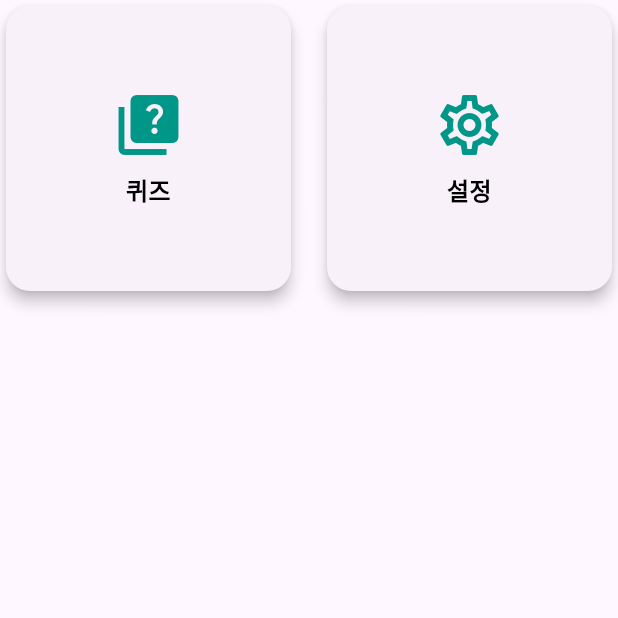
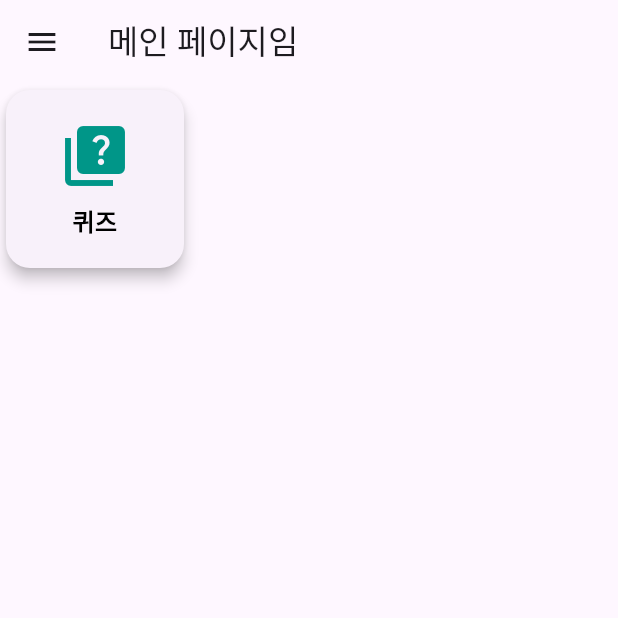
Before and after one commit to PLNumber/Eve, a Flutter app: the screen it shows after launch, on a phone screen of 412 x 824 dp, the top half of it. Run offline on Flutter 3.47's test engine with Material 3 defaults, Android fonts, the phone set to English and light mode, and no system bars; our stand-ins replace flutter_dotenv.

Commit message:
본격적 싲각

```diff
--- /dev/null
+++ b/lib/Functions/Quiz/finishQuiz.dart
@@ -0,0 +1,7 @@
+/*
+ afterQuiz란
+
+ 1. 문제를 넘길 시 , 복습을 유도하기 위해서 반복출제를 유도한다. (어캐 할지는 모르겠으나 몇문제뒤? 몇분뒤?> 이렇게?)
+ 2. 통계를 입력
+ 3. 다음 문제를 넘기거나 종료를 할 수 있게 함
+* */
--- /dev/null
+++ b/lib/Functions/Quiz/solveQuiz.dart
@@ -0,0 +1,9 @@
+/*
+solveQuiz란
+
+답안을 제출 시 (단답식)
+1. 해당하는 문제의 답이 맞는지 확인을 한다.
+2. 데이터베이스의 답과 현재의 답을 매칭하여 확인한다.
+3. 만약 불일치 할 경우 해당하는 단어가 문맥상 맞는지 확인하기 위해서 API를 사용해 확인을 한다.
+
+* */
--- /dev/null
+++ b/lib/Functions/Quiz/startQuiz.dart
@@ -0,0 +1,8 @@
+/*
+startQuiz.dart란
+
+퀴즈를 시작하고 문제를 데이터베이스에서 먼저 찾음
+있을 경우 데이터베이스에 있는 문제를 가져온다.
+없을 경우 API를 이용하여 새로운 문제를 생성하고 데이터베이스에 저장을 한다.
+그리고 문제를 제공하고 표시를 해준다.
+*/
--- a/lib/Pages/quizPage.dart
+++ b/lib/Pages/quizPage.dart
@@ -1,5 +1,4 @@
 import 'package:flutter/material.dart';
-
 
 //퀴즈 페이지
 
@@ -18,11 +17,12 @@ class _QuizPageState extends State<QuizPage> {
   @override
   Widget build(BuildContext context) {
     return Scaffold(
-      // appBar: AppBar(
-      //   title: Text('문해력 퀴즈'),
-      //   centerTitle: true,
-      //   backgroundColor: Colors.teal,
-      // ),
+      appBar: AppBar(
+        title: Text('퀴즈페이지임'),
+        centerTitle: true,
+        backgroundColor: Colors.teal,
+      ),
+
       body: Center(child: CircularProgressIndicator()),
     );
   }
--- a/lib/main.dart
+++ b/lib/main.dart
@@ -1,4 +1,5 @@
 import 'package:eve/Pages/quizPage.dart';
+import 'package:flutter_dotenv/flutter_dotenv.dart';
 import 'package:eve/Widgets/featureCard.dart';
 import 'package:flutter/material.dart';
 import 'package:flutter/services.dart';
@@ -8,7 +9,9 @@ import 'Pages/optionPage.dart';
 
 //메인 페이지
 
-void main() {
+void main() async{
+
+  await dotenv.load(fileName: 'assets/config/.env');
   runApp(const MyApp());
 }
 
@@ -66,23 +69,36 @@ class _MainPage extends State<MainPage> {
       },
 
       child: Scaffold(
-        // appBar: AppBar(
-        //   title: Text("MainScreen"),
-        // ),
+
+        appBar: AppBar(
+          title: Text("메인 페이지임"),
+          leading: Builder(
+            builder: (context) {
+              return IconButton(
+                icon: const Icon(Icons.menu),
+                onPressed: () {
+                  Navigator.push(
+                      context,
+                      MaterialPageRoute(builder: (context) => OptionPage())
+                  );
+                }
+              );
+            }
+          ),
+        ),
 
         body: SingleChildScrollView(
           child: Column(
             crossAxisAlignment: CrossAxisAlignment.start,
             children: [
               GridView.count(
-                crossAxisCount: 2,
+                crossAxisCount: 3,
                 mainAxisSpacing: 16,
                 crossAxisSpacing: 16,
                 shrinkWrap: true,
                 physics: NeverScrollableScrollPhysics(),
 
                 children: [
-
 
                   //퀴즈 화면
                   FeatureCard(
@@ -96,25 +112,14 @@ class _MainPage extends State<MainPage> {
                     },
                   ),
 
-                  //옵션화면
-                  FeatureCard(
-                    icon: Icons.settings_outlined,
-                    title: "설정",
-                    onTap: () {
-                      Navigator.push(
-                          context,
-                          MaterialPageRoute(builder: (context) => OptionPage())
-                      );
-                    },
-                  ),
                 ],
               )
-
-
 
             ],
           ),
         ),
+
+
       ),
     );
     throw UnimplementedError();
--- a/pubspec.yaml
+++ b/pubspec.yaml
@@ -40,6 +40,7 @@ dev_dependencies:
   flutter_test:
     sdk: flutter
   flutter_dotenv: ^5.2.1
+  provider: ^6.1.4
 
   # The "flutter_lints" package below contains a set of recommended lints to
   # encourage good coding practices. The lint set provided by the package is
```
Also changed, not shown: lib/Pages/optionPage.dart (+21 -6 lines), pubspec.lock, 3 other files.
